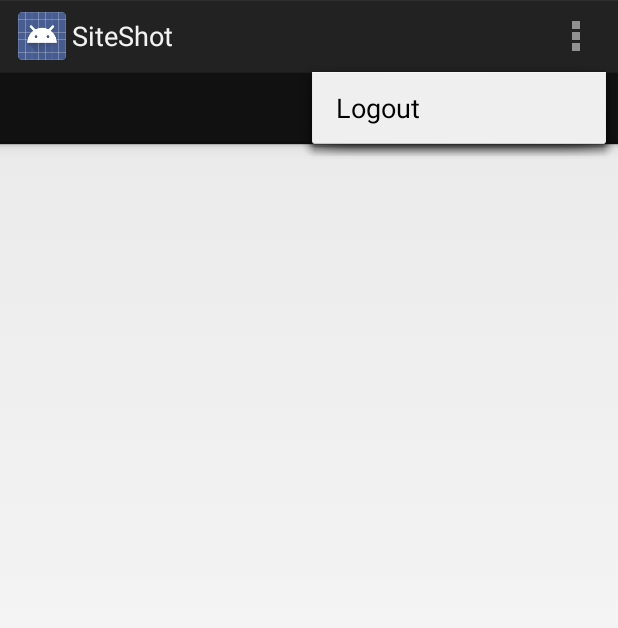
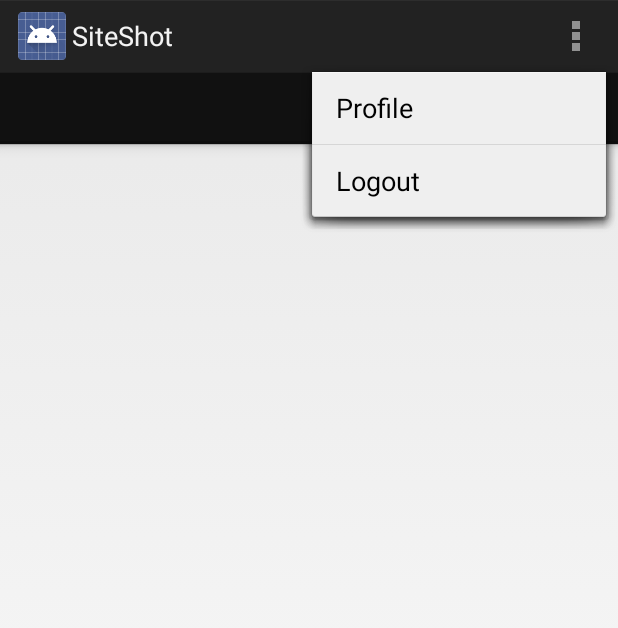
Before and after one commit to aclissold/Proxima, an Android app: the screen it shows after launch (TabActivity), with the options menu open, on a phone screen of 412 x 824 dp. Shown: the top 628 px of the screen. Run offline under Robolectric (Android 15) with nearby library versions, the phone set to English and light mode, and no system bars; 5 statements that could not run were skipped.

Commit message:
Add profile option to menu

```diff
--- a/app/src/main/AndroidManifest.xml
+++ b/app/src/main/AndroidManifest.xml
@@ -23,6 +23,10 @@
             android:label="@string/title_activity_login"
             android:windowSoftInputMode="adjustResize|stateVisible" >
         </activity>
+        <activity
+            android:name=".ProfileActivity"
+            android:label="@string/title_activity_profile" >
+         </activity>
     </application>
 
     <!-- To auto-complete the email text field in the login form with the user's emails -->
--- a/app/src/main/res/menu/tab.xml
+++ b/app/src/main/res/menu/tab.xml
@@ -1,10 +1,17 @@
 <menu xmlns:android="http://schemas.android.com/apk/res/android"
     xmlns:tools="http://schemas.android.com/tools"
     tools:context=".TabActivity" >
+
+    <!-- Profile menu item -->
+    <item android:id="@+id/action_profile"
+        android:title="Profile"
+        android:orderInCategory="99"
+        android:showAsAction="never" />
 
     <!-- Logout menu item -->
     <item android:id="@+id/action_logout"
         android:title="Logout"
         android:orderInCategory="100"
         android:showAsAction="never" />
+
 </menu>
```
Also changed, not shown: app/src/main/java/com/siteshot/siteshot/TabActivity.java (+5 -2 lines).
